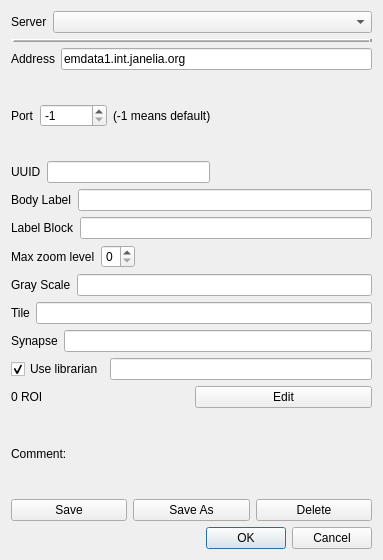
Above: neurolabi/gui/dialogs/zdviddialog.ui from janelia-flyem/NeuTu before the change. Below: the same form after it.
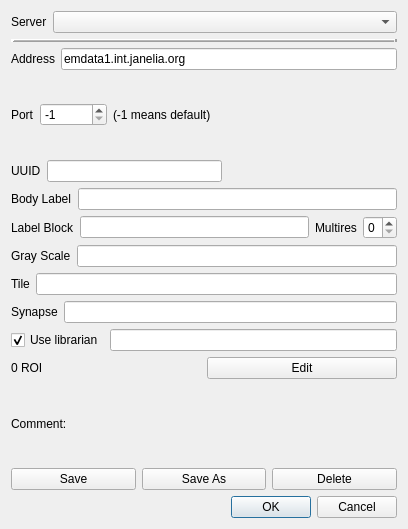
That is the form after the change.

Commit message: fix label zoom setting when there is no lowtis support

The edit to the form file:
```diff
--- a/neurolabi/gui/dialogs/zdviddialog.ui
+++ b/neurolabi/gui/dialogs/zdviddialog.ui
@@ -6,8 +6,8 @@
    <rect>
     <x>0</x>
     <y>0</y>
-    <width>383</width>
-    <height>560</height>
+    <width>408</width>
+    <height>529</height>
    </rect>
   </property>
   <property name="sizePolicy">
@@ -176,14 +176,12 @@
      <item>
       <widget class="QLineEdit" name="labelBlockLineEdit"/>
      </item>
-    </layout>
-   </item>
    <item>
     <layout class="QHBoxLayout" name="horizontalLayout_14">
      <item>
       <widget class="QLabel" name="label_12">
        <property name="text">
-        <string>Max zoom level</string>
+          <string>Multires</string>
        </property>
       </widget>
      </item>
@@ -194,18 +192,7 @@
        </property>
       </widget>
      </item>
-     <item>
-      <spacer name="horizontalSpacer_4">
-       <property name="orientation">
-        <enum>Qt::Horizontal</enum>
-       </property>
-       <property name="sizeHint" stdset="0">
-        <size>
-         <width>40</width>
-         <height>20</height>
-        </size>
-       </property>
-      </spacer>
+      </layout>
      </item>
     </layout>
    </item>
```
Lines whose indentation alone changed are shown as unchanged. The commit also changes 4 other files.
